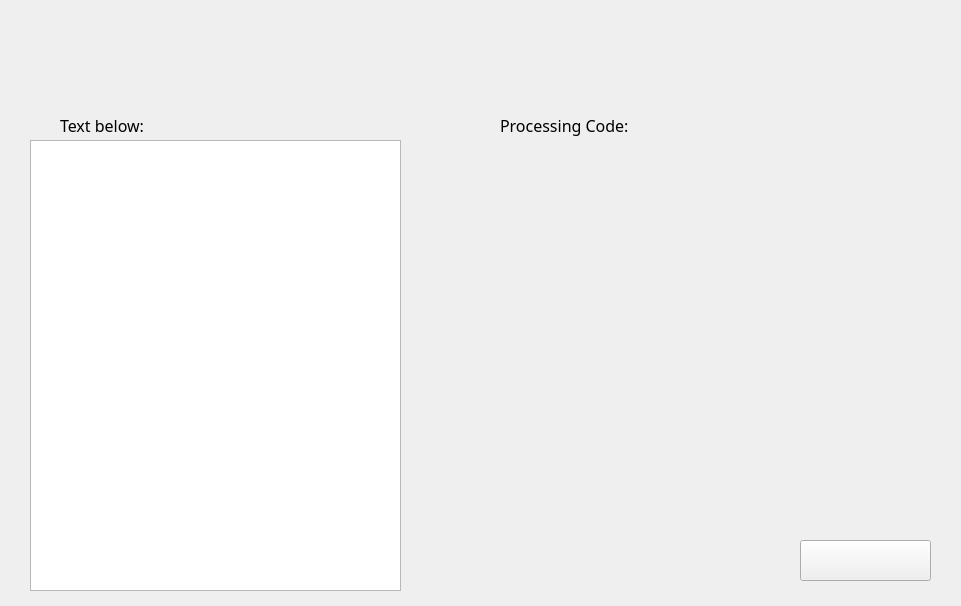
Before: the Qt Designer form DSVis/WINDOW/model2_main.ui in Dreamerryao/CPlusPlus-Project, drawn with Qt 5.
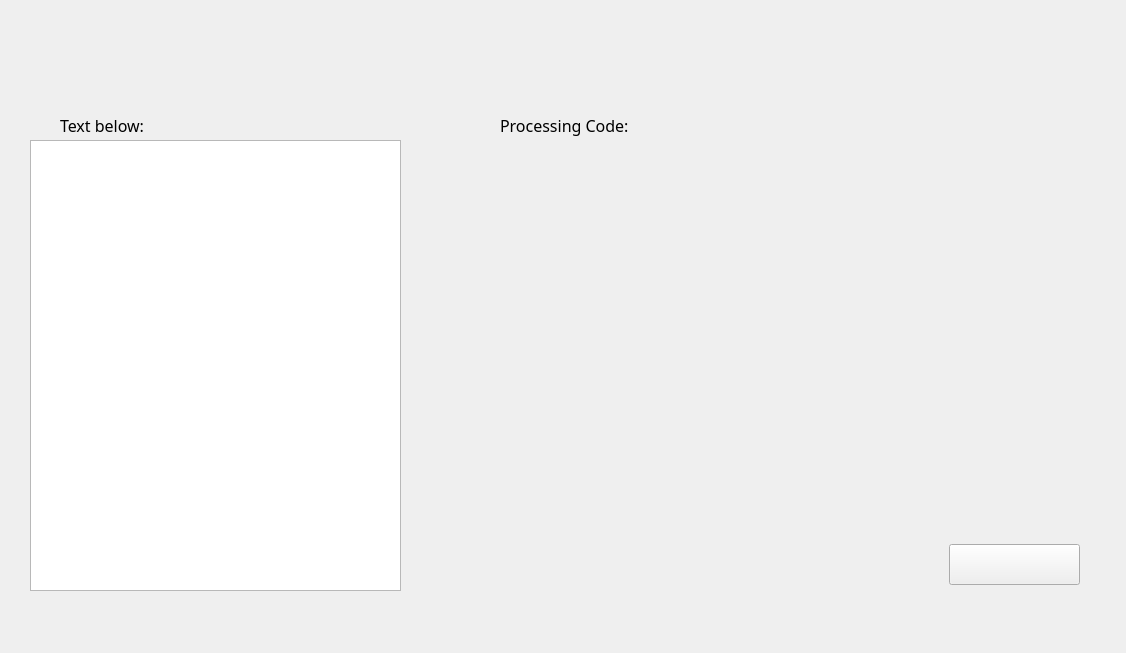
After: the same form once the commit is applied. Icons and pictures are not drawn.

Diff of the .ui file:
```diff
--- a/DSVis/WINDOW/model2_main.ui
+++ b/DSVis/WINDOW/model2_main.ui
@@ -6,8 +6,8 @@
    <rect>
     <x>0</x>
     <y>0</y>
-    <width>961</width>
-    <height>606</height>
+    <width>1126</width>
+    <height>653</height>
    </rect>
   </property>
   <property name="windowTitle">
@@ -65,7 +65,7 @@
     <rect>
      <x>500</x>
      <y>110</y>
-     <width>291</width>
+     <width>651</width>
      <height>31</height>
     </rect>
    </property>
@@ -98,8 +98,8 @@
   <widget class="QPushButton" name="pushButton">
    <property name="geometry">
     <rect>
-     <x>800</x>
-     <y>540</y>
+     <x>949</x>
+     <y>544</y>
      <width>131</width>
      <height>41</height>
     </rect>
@@ -117,8 +117,8 @@
   <widget class="QLabel" name="label">
    <property name="geometry">
     <rect>
-     <x>751</x>
-     <y>526</y>
+     <x>900</x>
+     <y>530</y>
      <width>61</width>
      <height>61</height>
     </rect>
```
